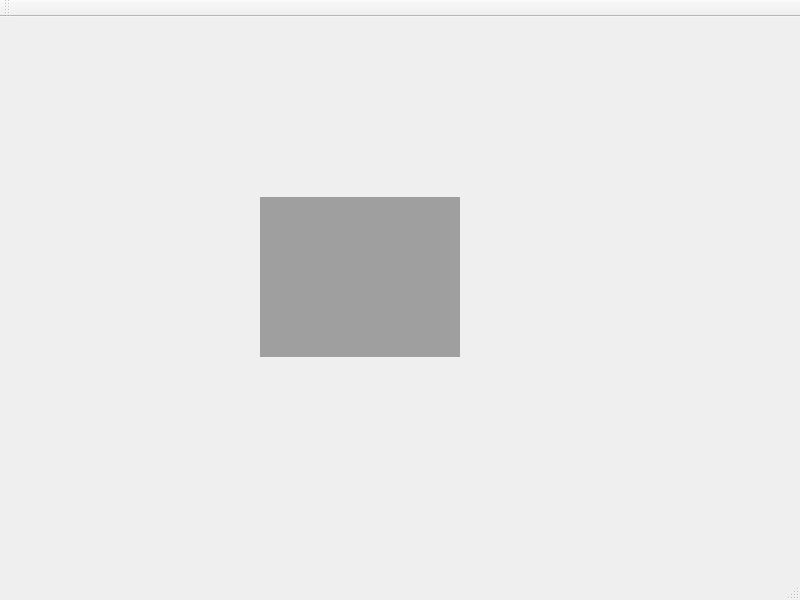
This is mainwindow.ui in TDDavid/DDS as Qt 5 draws it before an edit. The edited form follows.
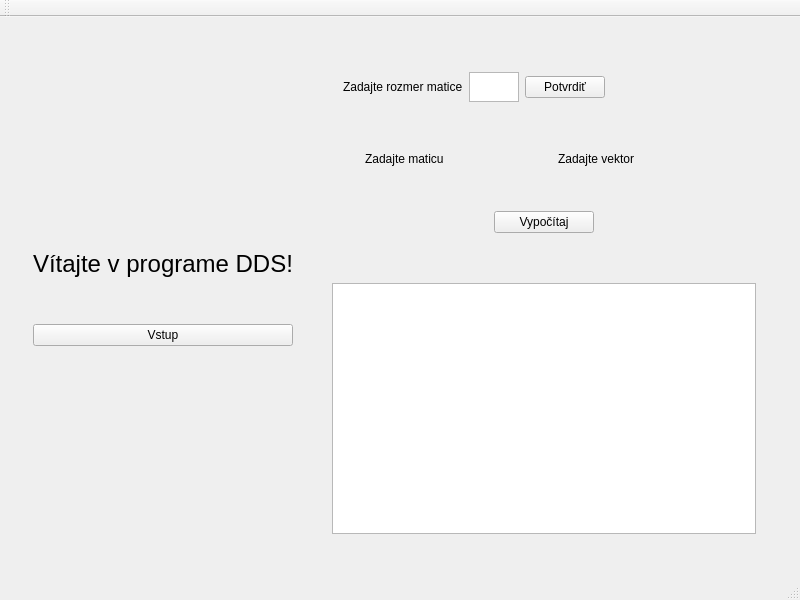
This is the edited form.

Commit message: Vytvorena zakladna konstrukcia GUI. Kontajnery, gombiky, okno vytupu. Potrebne doladenie.

Diff of the .ui file:
```diff
--- a/mainwindow.ui
+++ b/mainwindow.ui
@@ -19,26 +19,249 @@
    <string>MainWindow</string>
   </property>
   <widget class="QWidget" name="centralWidget">
-   <widget class="QMdiArea" name="mdiArea">
-    <property name="geometry">
-     <rect>
-      <x>260</x>
-      <y>180</y>
-      <width>200</width>
-      <height>160</height>
-     </rect>
-    </property>
-    <widget class="QWidget" name="subwindow">
-     <property name="windowTitle">
-      <string>Subwindow</string>
-     </property>
-    </widget>
-    <widget class="QWidget" name="subwindow_2">
-     <property name="windowTitle">
-      <string>Subwindow</string>
-     </property>
-    </widget>
-   </widget>
+   <layout class="QHBoxLayout" name="horizontalLayout">
+    <item>
+     <widget class="QWidget" name="baseUI" native="true">
+      <layout class="QHBoxLayout" name="horizontalLayout_2">
+       <item>
+        <widget class="QWidget" name="wndWelcome" native="true">
+         <layout class="QVBoxLayout" name="verticalLayout">
+          <item>
+           <spacer name="verticalSpacer_2">
+            <property name="orientation">
+             <enum>Qt::Vertical</enum>
+            </property>
+            <property name="sizeHint" stdset="0">
+             <size>
+              <width>20</width>
+              <height>40</height>
+             </size>
+            </property>
+           </spacer>
+          </item>
+          <item>
+           <widget class="QLabel" name="label">
+            <property name="font">
+             <font>
+              <pointsize>18</pointsize>
+             </font>
+            </property>
+            <property name="text">
+             <string>Vítajte v programe DDS!</string>
+            </property>
+            <property name="alignment">
+             <set>Qt::AlignCenter</set>
+            </property>
+           </widget>
+          </item>
+          <item>
+           <spacer name="verticalSpacer_3">
+            <property name="orientation">
+             <enum>Qt::Vertical</enum>
+            </property>
+            <property name="sizeType">
+             <enum>QSizePolicy::Minimum</enum>
+            </property>
+            <property name="sizeHint" stdset="0">
+             <size>
+              <width>20</width>
+              <height>40</height>
+             </size>
+            </property>
+           </spacer>
+          </item>
+          <item>
+           <widget class="QPushButton" name="btnStart">
+            <property name="text">
+             <string>Vstup</string>
+            </property>
+           </widget>
+          </item>
+          <item>
+           <spacer name="verticalSpacer">
+            <property name="orientation">
+             <enum>Qt::Vertical</enum>
+            </property>
+            <property name="sizeType">
+             <enum>QSizePolicy::Expanding</enum>
+            </property>
+            <property name="sizeHint" stdset="0">
+             <size>
+              <width>20</width>
+              <height>40</height>
+             </size>
+            </property>
+           </spacer>
+          </item>
+         </layout>
+        </widget>
+       </item>
+       <item>
+        <widget class="QWidget" name="wndProblem" native="true">
+         <layout class="QVBoxLayout" name="verticalLayout_2">
+          <item>
+           <widget class="QWidget" name="wndMatrix" native="true">
+            <layout class="QVBoxLayout" name="verticalLayout_3">
+             <item alignment="Qt::AlignLeft">
+              <widget class="QWidget" name="wndMatrixSizeInput" native="true">
+               <layout class="QHBoxLayout" name="horizontalLayout_4">
+                <item>
+                 <widget class="QLabel" name="problemOutputLabel">
+                  <property name="sizePolicy">
+                   <sizepolicy hsizetype="Fixed" vsizetype="Preferred">
+                    <horstretch>0</horstretch>
+                    <verstretch>0</verstretch>
+                   </sizepolicy>
+                  </property>
+                  <property name="text">
+                   <string>Zadajte rozmer matice</string>
+                  </property>
+                 </widget>
+                </item>
+                <item>
+                 <widget class="QTextBrowser" name="problemOutput">
+                  <property name="sizePolicy">
+                   <sizepolicy hsizetype="Fixed" vsizetype="Fixed">
+                    <horstretch>0</horstretch>
+                    <verstretch>0</verstretch>
+                   </sizepolicy>
+                  </property>
+                  <property name="minimumSize">
+                   <size>
+                    <width>50</width>
+                    <height>30</height>
+                   </size>
+                  </property>
+                  <property name="maximumSize">
+                   <size>
+                    <width>50</width>
+                    <height>30</height>
+                   </size>
+                  </property>
+                 </widget>
+                </item>
+                <item>
+                 <widget class="QPushButton" name="btnConfirmSize">
+                  <property name="text">
+                   <string>Potvrdiť</string>
+                  </property>
+                 </widget>
+                </item>
+               </layout>
+              </widget>
+             </item>
+             <item>
+              <widget class="QWidget" name="wndMatrixInputCont" native="true">
+               <layout class="QGridLayout" name="gridLayout">
+                <item row="0" column="0">
+                 <widget class="QWidget" name="inpMatrixVectorCont" native="true">
+                  <property name="sizePolicy">
+                   <sizepolicy hsizetype="Expanding" vsizetype="Preferred">
+                    <horstretch>0</horstretch>
+                    <verstretch>0</verstretch>
+                   </sizepolicy>
+                  </property>
+                  <layout class="QHBoxLayout" name="horizontalLayout_6">
+                   <item>
+                    <widget class="QWidget" name="inpVectorCont" native="true">
+                     <layout class="QVBoxLayout" name="verticalLayout_5">
+                      <item>
+                       <widget class="QLabel" name="inpVectorFieldContLabel">
+                        <property name="sizePolicy">
+                         <sizepolicy hsizetype="Preferred" vsizetype="Preferred">
+                          <horstretch>0</horstretch>
+                          <verstretch>0</verstretch>
+                         </sizepolicy>
+                        </property>
+                        <property name="text">
+                         <string>Zadajte maticu</string>
+                        </property>
+                       </widget>
+                      </item>
+                      <item>
+                       <widget class="QWidget" name="inpVectorFieldCont" native="true"/>
+                      </item>
+                     </layout>
+                    </widget>
+                   </item>
+                   <item>
+                    <widget class="QWidget" name="inpMatrixCont" native="true">
+                     <layout class="QVBoxLayout" name="verticalLayout_4">
+                      <item>
+                       <widget class="QLabel" name="inpMatrixFieldContLabel">
+                        <property name="text">
+                         <string>Zadajte vektor</string>
+                        </property>
+                       </widget>
+                      </item>
+                      <item>
+                       <widget class="QWidget" name="inpMatrixFieldCont" native="true"/>
+                      </item>
+                     </layout>
+                    </widget>
+                   </item>
+                  </layout>
+                 </widget>
+                </item>
+                <item row="1" column="0">
+                 <widget class="QWidget" name="widget" native="true">
+                  <property name="sizePolicy">
+                   <sizepolicy hsizetype="Minimum" vsizetype="Preferred">
+                    <horstretch>0</horstretch>
+                    <verstretch>0</verstretch>
+                   </sizepolicy>
+                  </property>
+                  <property name="minimumSize">
+                   <size>
+                    <width>50</width>
+                    <height>30</height>
+                   </size>
+                  </property>
+                  <layout class="QHBoxLayout" name="horizontalLayout_5">
+                   <item>
+                    <widget class="QPushButton" name="pushButton">
+                     <property name="sizePolicy">
+                      <sizepolicy hsizetype="Fixed" vsizetype="Fixed">
+                       <horstretch>0</horstretch>
+                       <verstretch>0</verstretch>
+                      </sizepolicy>
+                     </property>
+                     <property name="minimumSize">
+                      <size>
+                       <width>100</width>
+                       <height>0</height>
+                      </size>
+                     </property>
+                     <property name="text">
+                      <string>Vypočítaj</string>
+                     </property>
+                    </widget>
+                   </item>
+                  </layout>
+                 </widget>
+                </item>
+               </layout>
+              </widget>
+             </item>
+            </layout>
+           </widget>
+          </item>
+          <item>
+           <widget class="QWidget" name="wndOutput" native="true">
+            <layout class="QHBoxLayout" name="horizontalLayout_3">
+             <item>
+              <widget class="QTextBrowser" name="txtOutput"/>
+             </item>
+            </layout>
+           </widget>
+          </item>
+         </layout>
+        </widget>
+       </item>
+      </layout>
+     </widget>
+    </item>
+   </layout>
   </widget>
   <widget class="QMenuBar" name="menuBar">
    <property name="geometry">
```
The commit also changes 1 other file.
